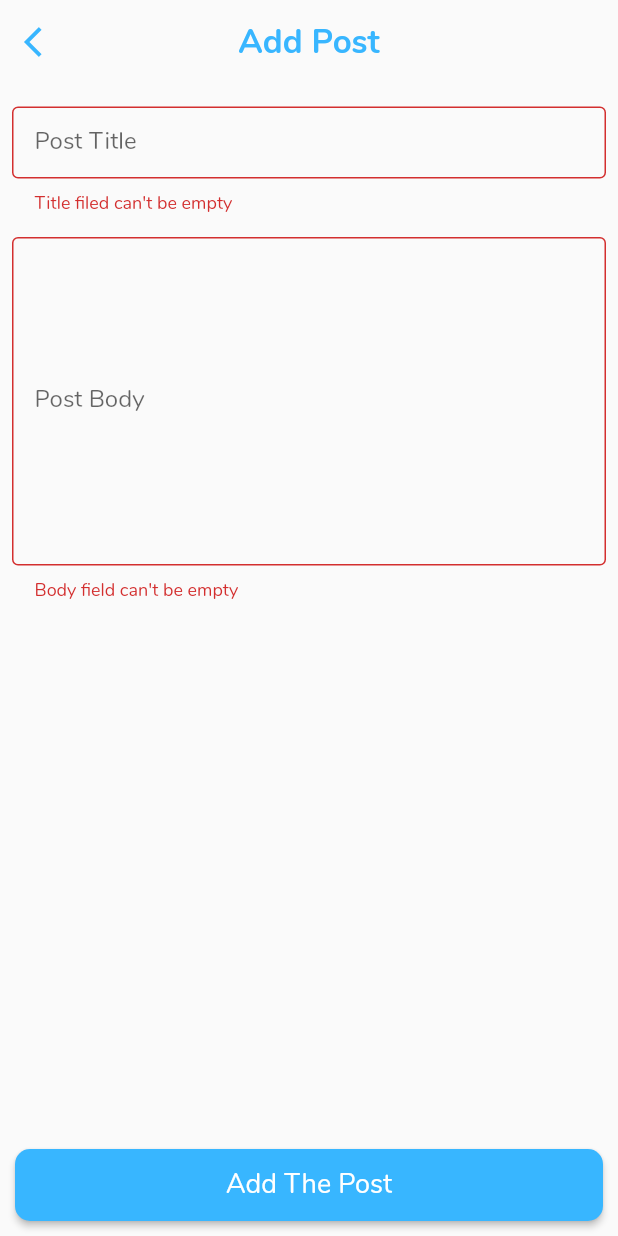
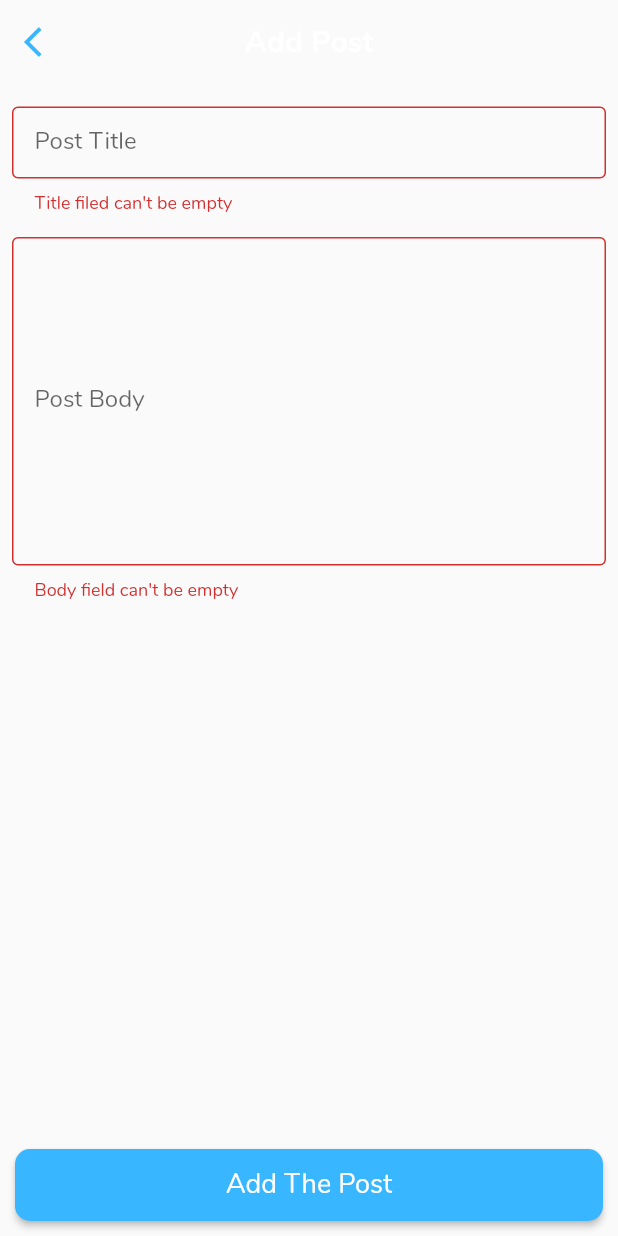
Before and after one commit to himanshusharma89/Flutter-Blog-App, a Flutter app: the AddPost screen opened by its route, after a tap on "Add The Post", on a phone screen of 412 x 824 dp. Run offline on Flutter 3.47's test engine with Material 2 defaults, Android fonts, the phone set to English and light mode, and no system bars; our stand-ins replace cached_network_image, firebase_core, firebase_database, google_mobile_ads, shared_preferences, smooth_page_indicator and 2 more; accounts and stored records are empty; network calls fail.

Commit message:
Update Project with latest SDK

```diff
--- a/analysis_options.yaml
+++ b/analysis_options.yaml
@@ -1,5 +1,3 @@
-include: package:lint/analysis_options.yaml
-
 linter:
   rules:
     # Make constructors the first thing in every class
--- a/lib/helpers/theme.dart
+++ b/lib/helpers/theme.dart
@@ -8,7 +8,7 @@ final ThemeData darkTheme = ThemeData(
     fontFamily: 'Nunito',
     brightness: Brightness.dark,
     backgroundColor: const Color(0xFF212121),
-    accentColor: Colors.white,
+    colorScheme: ColorScheme.fromSwatch().copyWith(secondary: Colors.white, brightness: Brightness.dark),
     floatingActionButtonTheme: const FloatingActionButtonThemeData(
         foregroundColor: AppTheme.primaryColor, backgroundColor: Colors.white),
     dividerColor: Colors.black12,
@@ -27,13 +27,16 @@ final ThemeData darkTheme = ThemeData(
         elevation: 0,
         color: Colors.transparent,
         centerTitle: true,
-        textTheme: TextTheme(
-            headline6: TextStyle(
+        toolbarTextStyle: TextStyle(
+          color: Colors.white
+        ),
+        iconTheme: IconThemeData(),
+        titleTextStyle: TextStyle(
           color: Colors.white,
           fontFamily: 'Nunito',
           fontSize: 20.0,
           fontWeight: FontWeight.w700,
-        ))));
+        ),));
 
 final ThemeData lightTheme = ThemeData(
     primarySwatch: Colors.purple,
@@ -41,7 +44,7 @@ final ThemeData lightTheme = ThemeData(
     fontFamily: 'Nunito',
     brightness: Brightness.light,
     backgroundColor: const Color(0xFFE5E5E5),
-    accentColor: Colors.black,
+    colorScheme: ColorScheme.fromSwatch().copyWith(secondary: Colors.white, brightness: Brightness.light),
     floatingActionButtonTheme: const FloatingActionButtonThemeData(
         foregroundColor: Colors.white, backgroundColor: AppTheme.primaryColor),
     dividerColor: Colors.white54,
@@ -60,10 +63,9 @@ final ThemeData lightTheme = ThemeData(
         iconTheme: IconThemeData(
           color: AppTheme.primaryColor,
         ),
-        textTheme: TextTheme(
-            headline6: TextStyle(
-          color: AppTheme.primaryColor,
+        titleTextStyle: TextStyle(
+          color: Colors.white,
           fontFamily: 'Nunito',
-          fontSize: 22.0,
+          fontSize: 20.0,
           fontWeight: FontWeight.w700,
-        ))));
+        )));
--- a/lib/services/fetch_medium_articles.dart
+++ b/lib/services/fetch_medium_articles.dart
@@ -18,7 +18,7 @@ class FetchMediumArticleService {
         debugPrint('Response status: ${response.statusCode}');
         if (response.statusCode == 200) {
           debugPrint('Response body: ${response.body}');
-          final posts = jsonDecode(response.body);
+          final dynamic posts = jsonDecode(response.body);
           debugPrint("Posts : ${posts["items"]}");
           posts['items'].forEach(
             (Map<String, dynamic> element) {
--- a/lib/views/post/view_post.dart
+++ b/lib/views/post/view_post.dart
@@ -67,7 +67,7 @@ class _PostViewState extends State<PostView> {
                   ),
                   IconButton(
                     icon: const Icon(Icons.delete),
-                    onPressed: () {
+                    onPressed: () async {
                       PostService().deletePost(widget.post);
                       Navigator.pop(context);
                     },
```
Also changed, not shown: lib/views/home.dart (+6 -3 lines), pubspec.yaml (+14 -48 lines), 1 other file.
